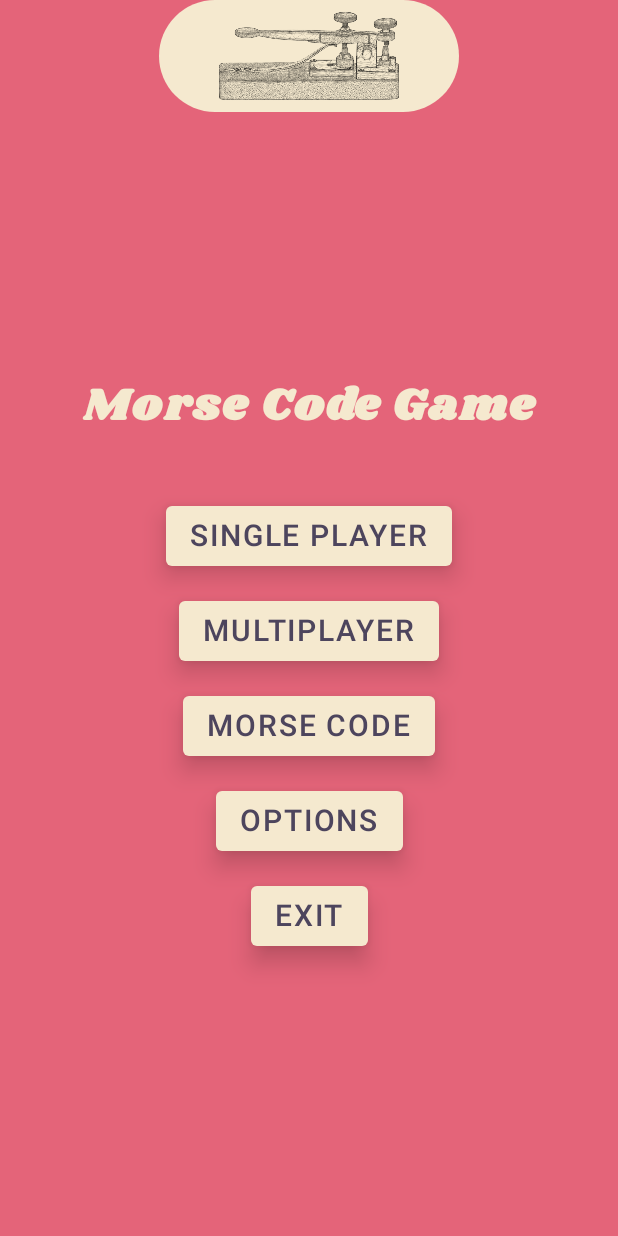
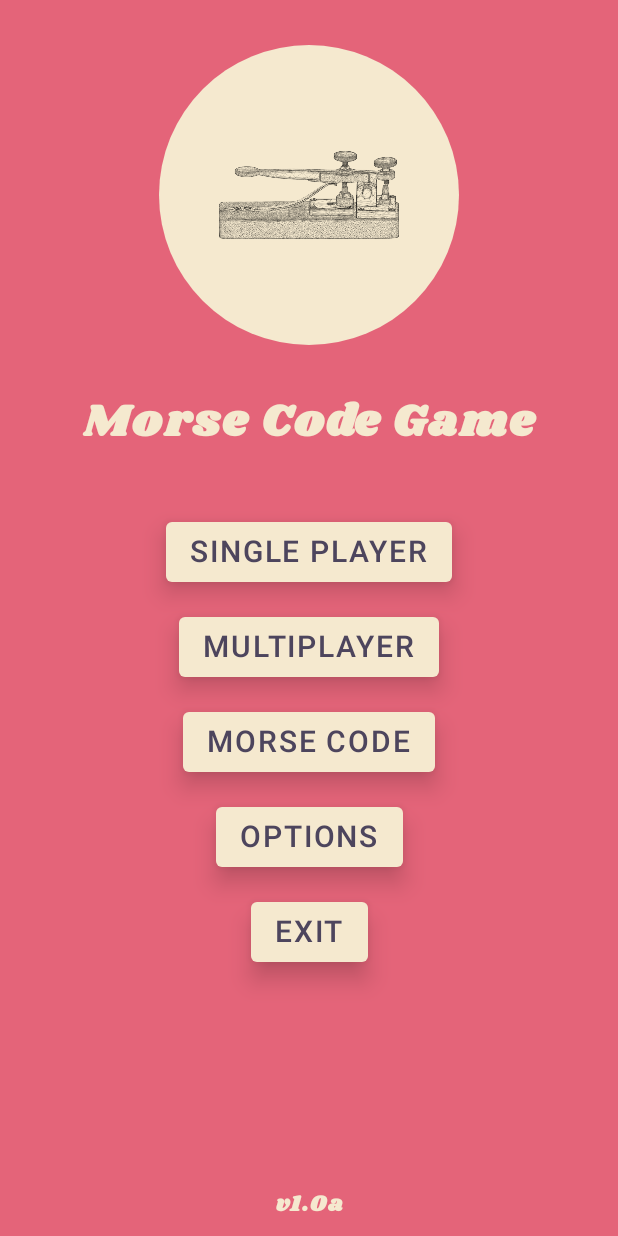
Before and after one commit to Risto12/MorseCodeGame, an Android app built with Jetpack Compose: the @Preview function MainActivityPreview, on a phone screen of 412 x 824 dp. Run offline under Robolectric (Android 15) with nearby library versions, the phone set to English and light mode, and no system bars; our stand-ins replace Dagger/Hilt's generated code.

Commit message:
feat: picture to main

```diff
--- a/app/src/main/java/com/example/morsecodegame/FlashLightActivity.kt
+++ b/app/src/main/java/com/example/morsecodegame/FlashLightActivity.kt
@@ -200,7 +200,7 @@ fun SendMorseBox(
                     backgroundColor = MaterialTheme.colors.primary,
                     textColor = MaterialTheme.colors.onPrimary
                 ),
-                textStyle = MaterialTheme.typography.body1,
+                textStyle = MaterialTheme.typography.body1
             )
             Row(
                 modifier = Modifier.weight(weight = 1f).padding(bottom = 5.dp, top = 10.dp).wrapContentSize(
--- a/app/src/main/java/com/example/morsecodegame/MainActivity.kt
+++ b/app/src/main/java/com/example/morsecodegame/MainActivity.kt
@@ -10,7 +10,6 @@ import androidx.compose.foundation.Image
 import androidx.compose.foundation.background
 import androidx.compose.foundation.layout.*
 import androidx.compose.foundation.shape.CircleShape
-import androidx.compose.material.Divider
 import androidx.compose.material.Icon
 import androidx.compose.material.MaterialTheme
 import androidx.compose.material.Surface
@@ -21,7 +20,6 @@ import androidx.compose.runtime.saveable.rememberSaveable
 import androidx.compose.ui.Alignment
 import androidx.compose.ui.Modifier
 import androidx.compose.ui.draw.clip
-import androidx.compose.ui.modifier.modifierLocalConsumer
 import androidx.compose.ui.platform.LocalContext
 import androidx.compose.ui.res.painterResource
 import androidx.compose.ui.res.stringResource
@@ -301,37 +299,39 @@ fun ButtonWithInfoBox(
 }
 
 @Composable
-private fun MainMenu(
+private fun BoxScope.MainMenu(
     onClickSinglePlayer: () -> Unit,
     onClickMultiplayer: () -> Unit,
     onClickOptions: () -> Unit,
     onClickExit: () -> Unit, // aka quit app
     onClickMorseCode: () -> Unit,
     version: String
-) = MorseCodeGameTheme {
+) {
     val localContext = LocalContext.current
-    Column(modifier = Modifier.background(MaterialTheme.colors.background)) {
-        Box(modifier = Modifier
+    Column(
+        horizontalAlignment = Alignment.CenterHorizontally,
+        modifier = Modifier.background(MaterialTheme.colors.background)
+    ) {
+        Box(
+            modifier = Modifier
+                .padding(top = 30.dp)
                 .clip(CircleShape)
                 .background(MaterialTheme.colors.primary)
-            .fillMaxHeight()
-            .weight(0.1f)
-            .align(Alignment.CenterHorizontally)) {
+        ) {
             Image(
                 painterResource(R.drawable.telegraph),
                 contentDescription = "Telegraph",
                 modifier = Modifier
                     .width(200.dp)
                     .height(200.dp)
-                    .align(Alignment.BottomCenter)
                     .padding(start = 40.dp, end = 40.dp)
             )
         }
         Column(
             modifier = Modifier
                 .wrapContentSize()
-                .weight(1f)
-                .fillMaxWidth(),
+                .fillMaxWidth()
+                .heightIn(min = 400.dp).padding(top = 30.dp),
             verticalArrangement = Arrangement.Center,
             horizontalAlignment = Alignment.CenterHorizontally
         ) {
@@ -341,7 +341,7 @@ private fun MainMenu(
             SharedComposable.DefaultButton(
                 configurations = SharedComposable.DefaultButtonConfigurations(
                     text = localContext.getStringUpper(R.string.start_screen_single_player),
-                    click = onClickSinglePlayer,
+                    click = onClickSinglePlayer
                 )
             )
             SharedComposable.DefaultButton(
@@ -369,15 +369,15 @@ private fun MainMenu(
                     click = onClickExit
                 )
             )
-        }/*
+        }
+    }
     SharedComposable.DefaultText(
         text = "v$version",
         fontSize = 15.sp,
         modifier = Modifier
             .padding(bottom = 10.dp).align(Alignment.BottomCenter),
         color = MaterialTheme.colors.primary
-        )*/
-    }
+    )
 }
 
 @Composable
@@ -387,6 +387,13 @@ fun MainActivityPreview() {
     val multiplayerClicked = false
     val test = "test"
     val infoTextConfigurations = MainInfoTextConfigurations("1.0b", test, test, test, test)
+
+    MorseCodeGameTheme {
+        Box(
+            modifier = Modifier
+                .background(color = MaterialTheme.colors.background)
+                .fillMaxSize()
+        ) {
             when {
                 singlePlayerClicked -> SinglePlayerMenu(
                     onClickSinglePlayerType = { },
@@ -409,3 +416,5 @@ fun MainActivityPreview() {
                 )
             }
         }
+    }
+}
--- a/app/src/main/java/com/example/morsecodegame/MorseCodeLettersActivity.kt
+++ b/app/src/main/java/com/example/morsecodegame/MorseCodeLettersActivity.kt
@@ -177,7 +177,7 @@ fun TextWithDividerOnBottom(
             modifier = Modifier
                 .padding(start = 10.dp, end = 10.dp, bottom = 10.dp)
                 .align(Alignment.CenterHorizontally),
-            color = MaterialTheme.colors.onPrimary,
+            color = MaterialTheme.colors.onPrimary
         )
         SharedComposable.DefaultText(
             text = text,
--- a/app/src/main/java/com/example/morsecodegame/SinglePlayerActivity.kt
+++ b/app/src/main/java/com/example/morsecodegame/SinglePlayerActivity.kt
@@ -21,8 +21,6 @@ import androidx.compose.ui.graphics.RectangleShape
 import androidx.compose.ui.platform.LocalContext
 import androidx.compose.ui.res.painterResource
 import androidx.compose.ui.text.font.FontFamily
-import androidx.compose.ui.text.font.FontWeight
-import androidx.compose.ui.text.toUpperCase
 import androidx.compose.ui.tooling.preview.Preview
 import androidx.compose.ui.unit.dp
 import androidx.lifecycle.Lifecycle
--- a/app/src/main/java/com/example/morsecodegame/ui/composables/SharedComposable.kt
+++ b/app/src/main/java/com/example/morsecodegame/ui/composables/SharedComposable.kt
@@ -81,7 +81,7 @@ object SharedComposable {
             textDecoration = textDecoration,
             style = textStyle,
             letterSpacing = letterSpacing,
-            fontFamily = fontFamily,
+            fontFamily = fontFamily
         )
     }
 
```
Lines whose indentation alone changed are shown as unchanged.
